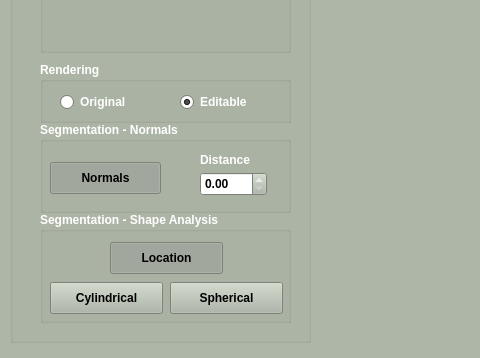
Qt form forms/mainwindow.ui (pranjal23/osg2citygml) before a commit; both pictures show x 0 to 480 and y 338 to 696 of the 800 by 696 pixel window.
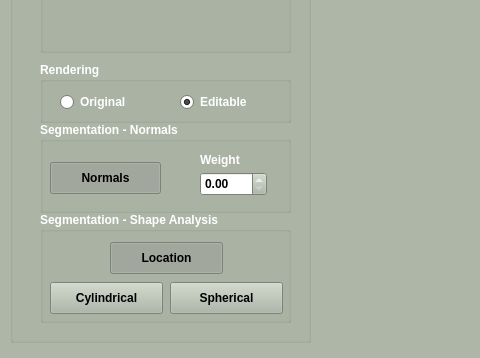
The same form after that commit. Custom widgets are drawn as their Qt base class.

Commit message: [Changes] - Added the deselect all functionality

Patch:
```diff
--- a/forms/mainwindow.ui
+++ b/forms/mainwindow.ui
@@ -622,7 +622,7 @@
       </rect>
      </property>
      <property name="text">
-      <string>Distance</string>
+      <string>Weight</string>
      </property>
     </widget>
    </widget>
```
The commit also changes 2 other files.
